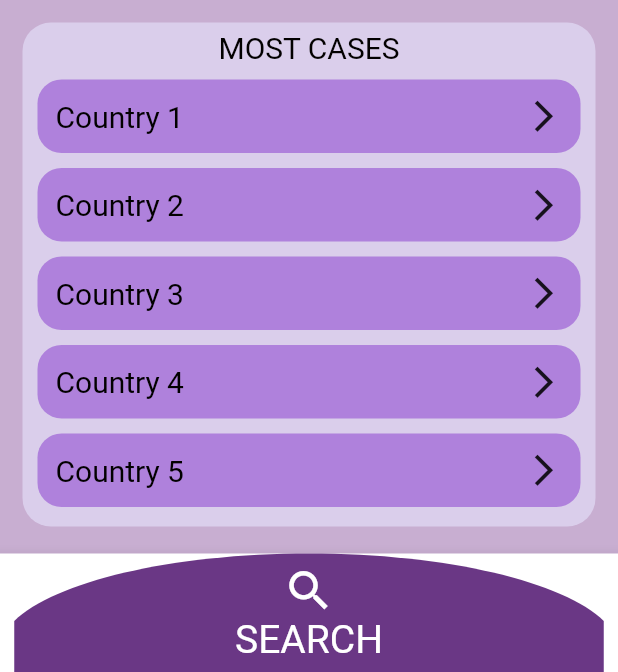
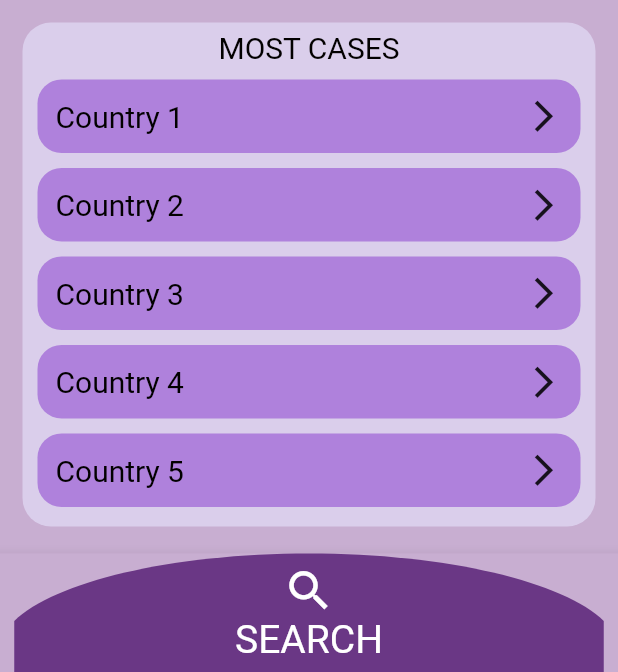
Before and after one commit to Gowtham-M1729/Covid_App-1, a Flutter app: the screen it shows after launch, on a phone screen of 412 x 824 dp, the part 564-1236 px from its top. Run offline on Flutter 3.47's test engine with Material 2 defaults, Android fonts, the phone set to English and light mode, and no system bars; our stand-ins replace country_picker, flutter_svg; network calls fail; Roboto replaces fonts that are missing (Segoe UI).

Commit message:
changes bottom appbar color

```diff
--- a/lib/mainscreen.dart
+++ b/lib/mainscreen.dart
@@ -60,6 +60,7 @@ class _MainScreenState extends State<MainScreen> {
         ),
       ),
       bottomNavigationBar: BottomAppBar(
+        color: Color(0xFFC8AED1),
         child: SearchWidget(),
       ),
     );
```
